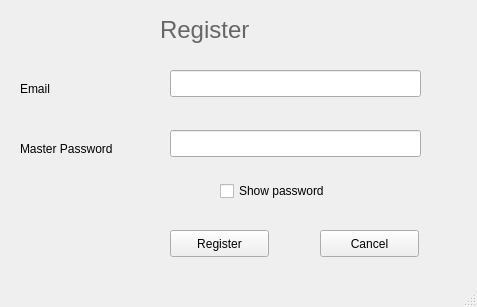
This is guis/register.ui in password-manager/linux as Qt 5 draws it before an edit. The edited form follows.
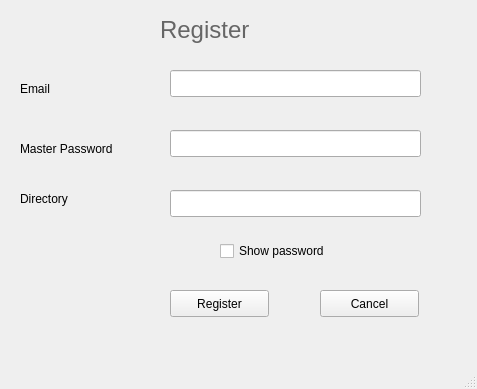
This is the edited form.

Diff of the .ui file:
```diff
--- a/guis/register.ui
+++ b/guis/register.ui
@@ -7,7 +7,7 @@
     <x>0</x>
     <y>0</y>
     <width>477</width>
-    <height>307</height>
+    <height>389</height>
    </rect>
   </property>
   <property name="windowTitle">
@@ -54,7 +54,7 @@
     <property name="geometry">
      <rect>
       <x>170</x>
-      <y>230</y>
+      <y>290</y>
       <width>99</width>
       <height>27</height>
      </rect>
@@ -67,7 +67,7 @@
     <property name="geometry">
      <rect>
       <x>320</x>
-      <y>230</y>
+      <y>290</y>
       <width>99</width>
       <height>27</height>
      </rect>
@@ -103,7 +103,7 @@
     <property name="geometry">
      <rect>
       <x>220</x>
-      <y>180</y>
+      <y>240</y>
       <width>131</width>
       <height>22</height>
      </rect>
@@ -112,6 +112,29 @@
      <string>Show password</string>
     </property>
    </widget>
+   <widget class="QLineEdit" name="master_password_2">
+    <property name="geometry">
+     <rect>
+      <x>170</x>
+      <y>190</y>
+      <width>251</width>
+      <height>27</height>
+     </rect>
+    </property>
+   </widget>
+   <widget class="QLabel" name="label_4">
+    <property name="geometry">
+     <rect>
+      <x>20</x>
+      <y>190</y>
+      <width>121</width>
+      <height>17</height>
+     </rect>
+    </property>
+    <property name="text">
+     <string>Directory</string>
+    </property>
+   </widget>
   </widget>
   <widget class="QMenuBar" name="menubar">
    <property name="geometry">
```
